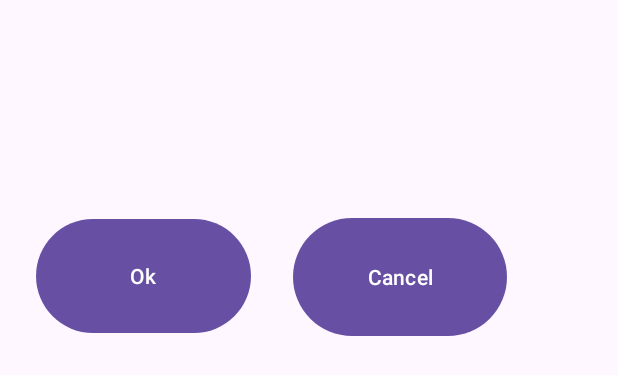
After one commit to TeodorLav94/PracticalTest01Var04, an Android app: the layout activity_practical_test01_var04_secondary.xml on its own in the app's theme, with its tools: preview values and no code run, on a phone screen of 412 x 824 dp. The commit adds this screen. Shown: the top 375 px of the screen. Run offline under Robolectric (Android 15) with nearby library versions, the phone set to English and light mode, and no system bars.

Commit message:
facut C1 C2

```diff
--- a/app/src/main/AndroidManifest.xml
+++ b/app/src/main/AndroidManifest.xml
@@ -12,6 +12,9 @@
         android:supportsRtl="true"
         android:theme="@style/Theme.PracticalTest01Var04">
         <activity
+            android:name=".PracticalTest01Var04SecondaryActivity"
+            android:exported="false" />
+        <activity
             android:name=".PracticalTest01Var04MainActivity"
             android:exported="true">
             <intent-filter>
--- a/app/src/main/res/layout/activity_practical_test01_var04_main.xml
+++ b/app/src/main/res/layout/activity_practical_test01_var04_main.xml
@@ -43,13 +43,13 @@
 
     <EditText
         android:id="@+id/editText1"
-        android:saveEnabled="false"
         android:layout_width="wrap_content"
         android:layout_height="wrap_content"
         android:layout_marginStart="1dp"
         android:layout_marginBottom="14dp"
         android:ems="10"
         android:inputType="text"
+        android:saveEnabled="false"
         android:text=""
         app:layout_constraintBottom_toTopOf="@+id/editText2"
         app:layout_constraintStart_toStartOf="@+id/editText2" />
@@ -62,8 +62,8 @@
         android:layout_marginTop="1dp"
         android:ems="10"
         android:inputType="text"
+        android:saveEnabled="false"
         android:text=""
-        android:saveEnabled="false"
         app:layout_constraintStart_toEndOf="@+id/checkBox2"
         app:layout_constraintTop_toTopOf="@+id/checkBox2" />
 
@@ -85,8 +85,8 @@
         android:layout_height="36dp"
         android:layout_marginStart="14dp"
         android:layout_marginTop="299dp"
+        android:saveEnabled="false"
         android:text=""
-        android:saveEnabled="false"
         app:layout_constraintStart_toStartOf="parent"
         app:layout_constraintTop_toTopOf="parent" />
 </androidx.constraintlayout.widget.ConstraintLayout>
--- /dev/null
+++ b/app/src/main/res/layout/activity_practical_test01_var04_secondary.xml
@@ -0,0 +1,61 @@
+<?xml version="1.0" encoding="utf-8"?>
+<androidx.constraintlayout.widget.ConstraintLayout xmlns:android="http://schemas.android.com/apk/res/android"
+    xmlns:app="http://schemas.android.com/apk/res-auto"
+    xmlns:tools="http://schemas.android.com/tools"
+    android:id="@+id/main"
+    android:layout_width="match_parent"
+    android:layout_height="match_parent"
+    tools:context=".PracticalTest01Var04SecondaryActivity">
+
+    <TextView
+        android:id="@+id/textView3"
+        android:layout_width="0dp"
+        android:layout_height="0dp"
+        android:layout_marginStart="29dp"
+        android:layout_marginTop="31dp"
+        android:layout_marginEnd="24dp"
+        android:layout_marginBottom="26dp"
+        android:text=""
+        app:layout_constraintBottom_toTopOf="@+id/ok_button"
+        app:layout_constraintEnd_toStartOf="@+id/textView4"
+        app:layout_constraintStart_toStartOf="parent"
+        app:layout_constraintTop_toTopOf="parent" />
+
+    <TextView
+        android:id="@+id/textView4"
+        android:layout_width="0dp"
+        android:layout_height="0dp"
+        android:layout_marginTop="31dp"
+        android:layout_marginEnd="55dp"
+        android:layout_marginBottom="23dp"
+        android:text=""
+        app:layout_constraintBottom_toTopOf="@+id/cancel_button"
+        app:layout_constraintEnd_toEndOf="parent"
+        app:layout_constraintStart_toEndOf="@+id/textView3"
+        app:layout_constraintTop_toTopOf="parent" />
+
+    <Button
+        android:id="@+id/ok_button"
+        android:layout_width="0dp"
+        android:layout_height="0dp"
+        android:layout_marginStart="24dp"
+        android:layout_marginEnd="28dp"
+        android:layout_marginBottom="598dp"
+        android:text="Ok"
+        app:layout_constraintBottom_toBottomOf="parent"
+        app:layout_constraintEnd_toStartOf="@+id/cancel_button"
+        app:layout_constraintStart_toStartOf="parent"
+        app:layout_constraintTop_toBottomOf="@+id/textView3" />
+
+    <Button
+        android:id="@+id/cancel_button"
+        android:layout_width="0dp"
+        android:layout_height="0dp"
+        android:layout_marginEnd="74dp"
+        android:layout_marginBottom="596dp"
+        android:text="Cancel"
+        app:layout_constraintBottom_toBottomOf="parent"
+        app:layout_constraintEnd_toEndOf="parent"
+        app:layout_constraintStart_toEndOf="@+id/ok_button"
+        app:layout_constraintTop_toBottomOf="@+id/textView4" />
+</androidx.constraintlayout.widget.ConstraintLayout>
```
Also changed, not shown: app/src/main/java/ro/pub/cs/systems/eim/practicaltest01var04/PracticalTest01Var04MainActivity.java (+34 -0 lines), app/src/main/java/ro/pub/cs/systems/eim/practicaltest01var04/PracticalTest01Var04SecondaryActivity.java (added, +60 -0 lines).
